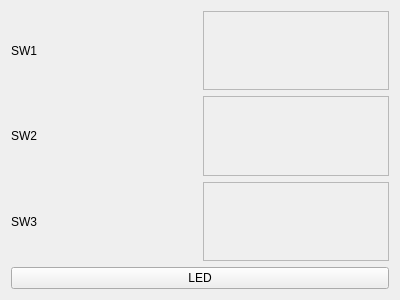
otomon10/jetson-qt, file example-app-01/mainwindow.ui: the form before one commit.
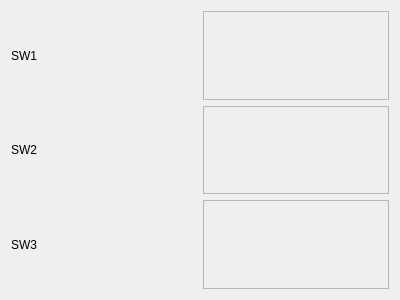
The form after the commit.

What changed in the file:
```diff
--- a/example-app-01/mainwindow.ui
+++ b/example-app-01/mainwindow.ui
@@ -78,13 +78,6 @@
       </item>
      </layout>
     </item>
-    <item>
-     <widget class="QPushButton" name="pushButton">
-      <property name="text">
-       <string>LED</string>
-      </property>
-     </widget>
-    </item>
    </layout>
   </widget>
  </widget>
```
